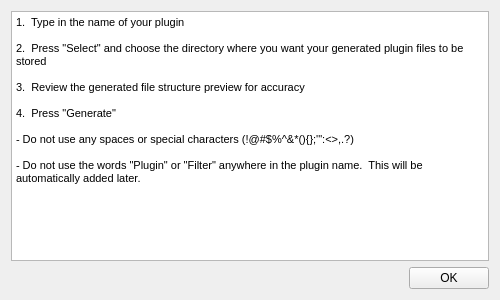
First picture: the form in Source/Applications/PluginMaker/UI_Files/HelpWidget.ui, repository BlueQuartzSoftware/DREAM3D, before the edit.
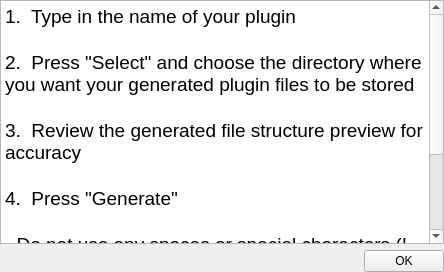
Second picture: the form after the edit.

Commit message: Fixing some layout issues for PluginMaker

Patch:
```diff
--- a/Source/Applications/PluginMaker/UI_Files/HelpWidget.ui
+++ b/Source/Applications/PluginMaker/UI_Files/HelpWidget.ui
@@ -6,8 +6,8 @@
    <rect>
     <x>0</x>
     <y>0</y>
-    <width>500</width>
-    <height>300</height>
+    <width>444</width>
+    <height>272</height>
    </rect>
   </property>
   <property name="sizePolicy">
@@ -18,21 +18,27 @@
   </property>
   <property name="minimumSize">
    <size>
-    <width>500</width>
-    <height>300</height>
+    <width>0</width>
+    <height>0</height>
    </size>
   </property>
   <property name="maximumSize">
    <size>
-    <width>500</width>
-    <height>300</height>
+    <width>16225487</width>
+    <height>16225487</height>
    </size>
   </property>
   <property name="windowTitle">
    <string>Help</string>
   </property>
-  <layout class="QGridLayout" name="gridLayout">
-   <item row="0" column="0" colspan="2">
+  <layout class="QVBoxLayout" name="verticalLayout">
+   <property name="spacing">
+    <number>6</number>
+   </property>
+   <property name="margin">
+    <number>0</number>
+   </property>
+   <item>
     <widget class="QTextEdit" name="textEdit">
      <property name="readOnly">
       <bool>true</bool>
@@ -41,22 +47,27 @@
       <string>&lt;!DOCTYPE HTML PUBLIC &quot;-//W3C//DTD HTML 4.0//EN&quot; &quot;http://www.w3.org/TR/REC-html40/strict.dtd&quot;&gt;
 &lt;html&gt;&lt;head&gt;&lt;meta name=&quot;qrichtext&quot; content=&quot;1&quot; /&gt;&lt;style type=&quot;text/css&quot;&gt;
 p, li { white-space: pre-wrap; }
-&lt;/style&gt;&lt;/head&gt;&lt;body style=&quot; font-family:'MS Shell Dlg 2'; font-size:7.8pt; font-weight:400; font-style:normal;&quot;&gt;
-&lt;p style=&quot; margin-top:0px; margin-bottom:0px; margin-left:0px; margin-right:0px; -qt-block-indent:0; text-indent:0px;&quot;&gt;&lt;span style=&quot; font-size:8pt;&quot;&gt;1.  Type in the name of your plugin&lt;/span&gt;&lt;/p&gt;
-&lt;p style=&quot;-qt-paragraph-type:empty; margin-top:0px; margin-bottom:0px; margin-left:0px; margin-right:0px; -qt-block-indent:0; text-indent:0px; font-size:8pt;&quot;&gt;&lt;/p&gt;
-&lt;p style=&quot; margin-top:0px; margin-bottom:0px; margin-left:0px; margin-right:0px; -qt-block-indent:0; text-indent:0px;&quot;&gt;&lt;span style=&quot; font-size:8pt;&quot;&gt;2.  Press &amp;quot;Select&amp;quot; and choose the directory where you want your generated plugin files to be stored&lt;/span&gt;&lt;/p&gt;
-&lt;p style=&quot;-qt-paragraph-type:empty; margin-top:0px; margin-bottom:0px; margin-left:0px; margin-right:0px; -qt-block-indent:0; text-indent:0px; font-size:8pt;&quot;&gt;&lt;/p&gt;
-&lt;p style=&quot; margin-top:0px; margin-bottom:0px; margin-left:0px; margin-right:0px; -qt-block-indent:0; text-indent:0px;&quot;&gt;&lt;span style=&quot; font-size:8pt;&quot;&gt;3.  Review the generated file structure preview for accuracy&lt;/span&gt;&lt;/p&gt;
-&lt;p style=&quot;-qt-paragraph-type:empty; margin-top:0px; margin-bottom:0px; margin-left:0px; margin-right:0px; -qt-block-indent:0; text-indent:0px; font-size:8pt;&quot;&gt;&lt;/p&gt;
-&lt;p style=&quot; margin-top:0px; margin-bottom:0px; margin-left:0px; margin-right:0px; -qt-block-indent:0; text-indent:0px;&quot;&gt;&lt;span style=&quot; font-size:8pt;&quot;&gt;4.  Press &amp;quot;Generate&amp;quot;&lt;/span&gt;&lt;/p&gt;
-&lt;p style=&quot;-qt-paragraph-type:empty; margin-top:0px; margin-bottom:0px; margin-left:0px; margin-right:0px; -qt-block-indent:0; text-indent:0px; font-size:8pt;&quot;&gt;&lt;/p&gt;
-&lt;p style=&quot; margin-top:0px; margin-bottom:0px; margin-left:0px; margin-right:0px; -qt-block-indent:0; text-indent:0px;&quot;&gt;&lt;span style=&quot; font-size:8pt;&quot;&gt;- Do not use any spaces or special characters (!@#$%^&amp;amp;*(){};'&amp;quot;:&amp;lt;&amp;gt;,.?)&lt;/span&gt;&lt;/p&gt;
-&lt;p style=&quot;-qt-paragraph-type:empty; margin-top:0px; margin-bottom:0px; margin-left:0px; margin-right:0px; -qt-block-indent:0; text-indent:0px; font-size:8pt;&quot;&gt;&lt;/p&gt;
-&lt;p style=&quot; margin-top:0px; margin-bottom:0px; margin-left:0px; margin-right:0px; -qt-block-indent:0; text-indent:0px;&quot;&gt;&lt;span style=&quot; font-size:8pt;&quot;&gt;- Do not use the words &amp;quot;Plugin&amp;quot; or &amp;quot;Filter&amp;quot; anywhere in the plugin name.  This will be automatically added later.&lt;/span&gt;&lt;/p&gt;&lt;/body&gt;&lt;/html&gt;</string>
+&lt;/style&gt;&lt;/head&gt;&lt;body style=&quot; font-family:'Lucida Grande'; font-size:13pt; font-weight:400; font-style:normal;&quot;&gt;
+&lt;p style=&quot; margin-top:0px; margin-bottom:0px; margin-left:0px; margin-right:0px; -qt-block-indent:0; text-indent:0px;&quot;&gt;&lt;span style=&quot; font-family:'MS Shell Dlg 2'; font-size:14pt;&quot;&gt;1.  Type in the name of your plugin&lt;/span&gt;&lt;/p&gt;
+&lt;p style=&quot;-qt-paragraph-type:empty; margin-top:0px; margin-bottom:0px; margin-left:0px; margin-right:0px; -qt-block-indent:0; text-indent:0px; font-family:'MS Shell Dlg 2'; font-size:14pt;&quot;&gt;&lt;/p&gt;
+&lt;p style=&quot; margin-top:0px; margin-bottom:0px; margin-left:0px; margin-right:0px; -qt-block-indent:0; text-indent:0px;&quot;&gt;&lt;span style=&quot; font-family:'MS Shell Dlg 2'; font-size:14pt;&quot;&gt;2.  Press &amp;quot;Select&amp;quot; and choose the directory where you want your generated plugin files to be stored&lt;/span&gt;&lt;/p&gt;
+&lt;p style=&quot;-qt-paragraph-type:empty; margin-top:0px; margin-bottom:0px; margin-left:0px; margin-right:0px; -qt-block-indent:0; text-indent:0px; font-family:'MS Shell Dlg 2'; font-size:14pt;&quot;&gt;&lt;/p&gt;
+&lt;p style=&quot; margin-top:0px; margin-bottom:0px; margin-left:0px; margin-right:0px; -qt-block-indent:0; text-indent:0px;&quot;&gt;&lt;span style=&quot; font-family:'MS Shell Dlg 2'; font-size:14pt;&quot;&gt;3.  Review the generated file structure preview for accuracy&lt;/span&gt;&lt;/p&gt;
+&lt;p style=&quot;-qt-paragraph-type:empty; margin-top:0px; margin-bottom:0px; margin-left:0px; margin-right:0px; -qt-block-indent:0; text-indent:0px; font-family:'MS Shell Dlg 2'; font-size:14pt;&quot;&gt;&lt;/p&gt;
+&lt;p style=&quot; margin-top:0px; margin-bottom:0px; margin-left:0px; margin-right:0px; -qt-block-indent:0; text-indent:0px;&quot;&gt;&lt;span style=&quot; font-family:'MS Shell Dlg 2'; font-size:14pt;&quot;&gt;4.  Press &amp;quot;Generate&amp;quot;&lt;/span&gt;&lt;/p&gt;
+&lt;p style=&quot;-qt-paragraph-type:empty; margin-top:0px; margin-bottom:0px; margin-left:0px; margin-right:0px; -qt-block-indent:0; text-indent:0px; font-family:'MS Shell Dlg 2'; font-size:14pt;&quot;&gt;&lt;/p&gt;
+&lt;p style=&quot; margin-top:0px; margin-bottom:0px; margin-left:0px; margin-right:0px; -qt-block-indent:0; text-indent:0px;&quot;&gt;&lt;span style=&quot; font-family:'MS Shell Dlg 2'; font-size:14pt;&quot;&gt;- Do not use any spaces or special characters (!@#$%^&amp;amp;*(){};'&amp;quot;:&amp;lt;&amp;gt;,.?)&lt;/span&gt;&lt;/p&gt;
+&lt;p style=&quot;-qt-paragraph-type:empty; margin-top:0px; margin-bottom:0px; margin-left:0px; margin-right:0px; -qt-block-indent:0; text-indent:0px; font-family:'MS Shell Dlg 2'; font-size:14pt;&quot;&gt;&lt;/p&gt;
+&lt;p style=&quot; margin-top:0px; margin-bottom:0px; margin-left:0px; margin-right:0px; -qt-block-indent:0; text-indent:0px;&quot;&gt;&lt;span style=&quot; font-family:'MS Shell Dlg 2'; font-size:14pt;&quot;&gt;- Do not use the words &amp;quot;Plugin&amp;quot; or &amp;quot;Filter&amp;quot; anywhere in the plugin name.  This will be automatically added later.&lt;/span&gt;&lt;/p&gt;&lt;/body&gt;&lt;/html&gt;</string>
+     </property>
+     <property name="tabStopWidth">
+      <number>4</number>
      </property>
     </widget>
    </item>
-   <item row="1" column="0">
+   <item>
+    <layout class="QHBoxLayout" name="horizontalLayout">
+     <item>
     <spacer name="horizontalSpacer">
      <property name="orientation">
       <enum>Qt::Horizontal</enum>
@@ -69,12 +80,14 @@
      </property>
     </spacer>
    </item>
-   <item row="1" column="1">
+     <item>
     <widget class="QPushButton" name="helpOKButton">
      <property name="text">
       <string>OK</string>
      </property>
     </widget>
+     </item>
+    </layout>
    </item>
   </layout>
  </widget>
```
Left out of the diff: 2 changed lines with no effect on the pictures. Lines whose indentation alone changed are shown as unchanged. The commit also changes 3 other files.
